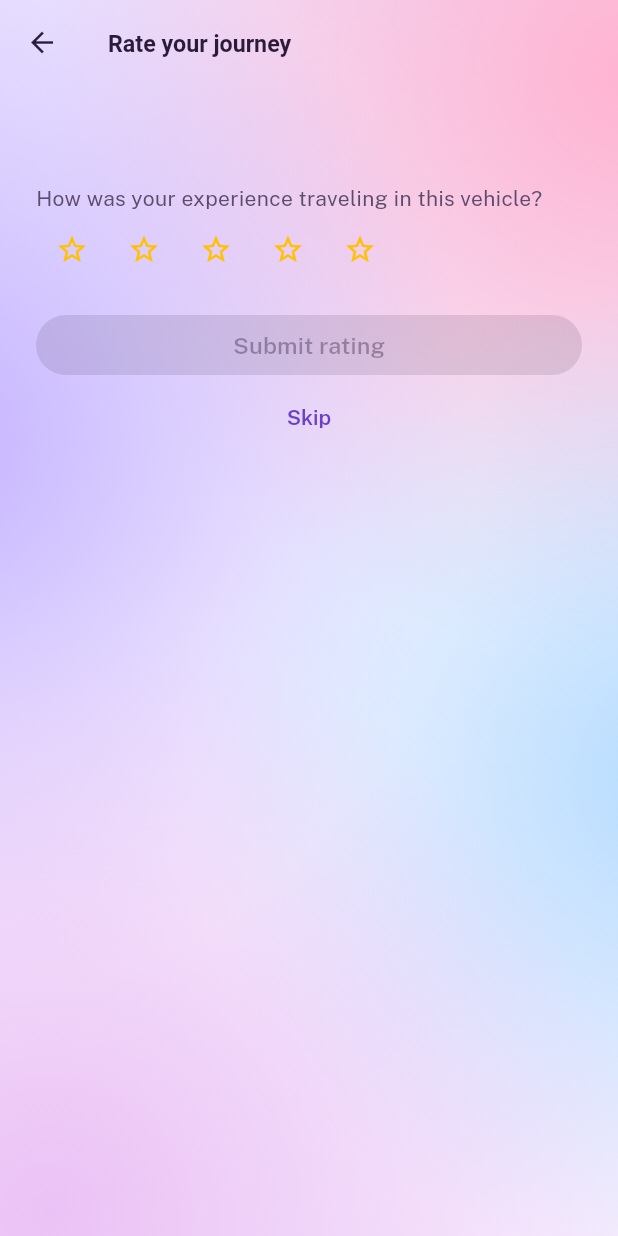
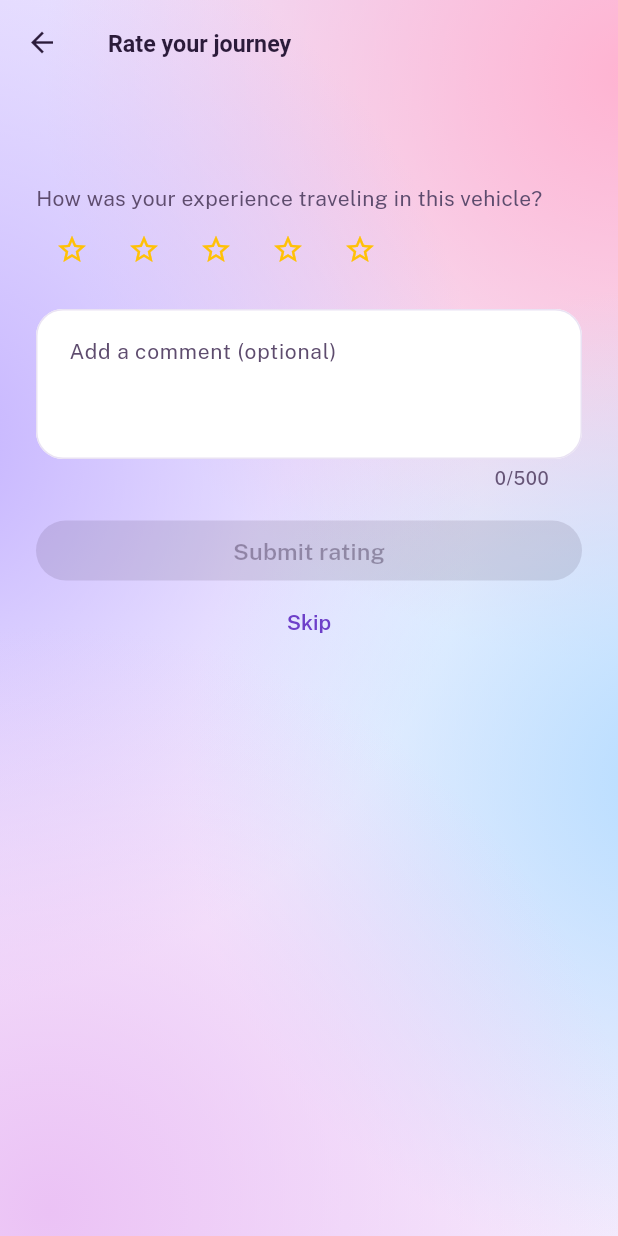
Before and after one commit to Kintsugi-Amica-AI/amica-mobile-app, a Flutter app: the VehicleRatingScreen screen opened directly with empty values, on a phone screen of 412 x 824 dp. Run offline on Flutter 3.47's test engine with Material 3 defaults, Android fonts, the phone set to English and light mode, and no system bars; our stand-ins replace camera, cloud_firestore, cloud_functions, firebase_auth, firebase_core, firebase_messaging and 9 more; missing offline and left inert: google_mlkit_text_recognition, tflite_flutter; accounts and stored records are empty; project files that could hold a hidden picture were left out.

Commit message:
feat: Enhance vehicle rating and plate scanning features with comments and logging

```diff
--- a/lib/features/plate_scan/screens/vehicle_rating_screen.dart
+++ b/lib/features/plate_scan/screens/vehicle_rating_screen.dart
@@ -76,6 +76,10 @@ class VehicleRatingScreen extends StatefulWidget {
 }
 
 class _VehicleRatingScreenState extends State<VehicleRatingScreen> {
+  /// Longest ride comment the app accepts.
+  static const int maxCommentLength = 500;
+
+  final TextEditingController _comment = TextEditingController();
   int _stars = 0;
   bool _saving = false;
   String? _error;
@@ -87,6 +91,12 @@ class _VehicleRatingScreenState extends State<VehicleRatingScreen> {
     _loc = AppLocalizations.of(context);
   }
 
+  @override
+  void dispose() {
+    _comment.dispose();
+    super.dispose();
+  }
+
   Future<void> _save() async {
     setState(() {
       _saving = true;
@@ -94,7 +104,8 @@ class _VehicleRatingScreenState extends State<VehicleRatingScreen> {
     });
     try {
       await const VehicleJourneyService()
-          .submitRating(widget.journeyId, widget.plate, _stars);
+          .submitRating(widget.journeyId, widget.plate, _stars,
+              comment: _comment.text);
       if (mounted) {
         ScaffoldMessenger.of(context).showSnackBar(
             SnackBar(content: Text(_loc.vehicleRatingSubmitted)));
@@ -130,6 +141,22 @@ class _VehicleRatingScreenState extends State<VehicleRatingScreen> {
                             index < _stars ? Icons.star : Icons.star_border,
                             color: Colors.amber),
                       ))),
+          const SizedBox(height: 16),
+          TextField(
+            controller: _comment,
+            enabled: !_saving,
+            minLines: 3,
+            maxLines: 6,
+            maxLength: maxCommentLength,
+            keyboardType: TextInputType.multiline,
+            textCapitalization: TextCapitalization.sentences,
+            decoration: InputDecoration(
+              labelText: _loc.vehicleRatingCommentLabel,
+              hintText: _loc.vehicleRatingCommentHint,
+              alignLabelWithHint: true,
+              border: const OutlineInputBorder(),
+            ),
+          ),
           if (_error != null) Text(_error!),
           const SizedBox(height: 16),
           FilledButton(
--- a/lib/features/plate_scan/services/vehicle_journey_service.dart
+++ b/lib/features/plate_scan/services/vehicle_journey_service.dart
@@ -43,10 +43,31 @@ class VehicleJourneyService {
         'Delivery depends on your SIM and network.';
   }
 
-  Future<void> submitRating(String journeyId, String plate, int stars) async {
+  /// Hard cap on a stored comment, in UTF-16 code units, matching the
+  /// Firestore rule. The rating screen already limits typing to 500
+  /// characters; Sinhala and Tamil letters can take several code units each,
+  /// hence the headroom.
+  static const int maxStoredCommentLength = 1000;
+
+  /// Saves her star rating for a finished ride, with an optional [comment].
+  /// A blank comment is simply left out.
+  Future<void> submitRating(
+    String journeyId,
+    String plate,
+    int stars, {
+    String? comment,
+  }) async {
     final user = FirebaseAuth.instance.currentUser;
     if (user == null) throw StateError('Please log in first.');
     if (stars < 1 || stars > 5) throw ArgumentError('Choose 1 to 5 stars.');
+    var note = comment?.trim() ?? '';
+    if (note.length > maxStoredCommentLength) {
+      var cut = maxStoredCommentLength;
+      // Never split a surrogate pair (emoji) in half.
+      final last = note.codeUnitAt(cut - 1);
+      if (last >= 0xD800 && last <= 0xDBFF) cut--;
+      note = note.substring(0, cut).trimRight();
+    }
     final ref =
         FirebaseFirestore.instance.collection('vehicle_reviews').doc(journeyId);
     try {
@@ -71,6 +92,7 @@ class VehicleJourneyService {
           'userId': user.uid,
           'vehiclePlate': plate,
           'stars': stars,
+          if (note.isNotEmpty) 'comment': note,
           'createdAt': FieldValue.serverTimestamp(),
         });
       }).timeout(const Duration(seconds: 20));
--- a/lib/l10n/app_en.arb
+++ b/lib/l10n/app_en.arb
@@ -562,6 +562,7 @@
   "plateScanEnterTitle": "Enter plate number",
   "plateScanCheckButton": "Check",
   "plateScanInvalidPlate": "Enter a plate like CAB-1234, WP KA-1234 or 65-1234.",
+  "plateScanEmptyPlate": "Type the plate number first.",
   "plateScanConfirmTitle": "Confirm plate number",
   "plateScanConfirmMessage": "Check the plate we read and correct it if needed.",
   "plateScanUnreadMessage": "Couldn't read the plate clearly. Type the number shown on the plate.",
@@ -606,6 +607,8 @@
   "vehicleRatingSaving": "Saving...",
   "vehicleRatingSubmitButton": "Submit rating",
   "vehicleRatingSkipButton": "Skip",
+  "vehicleRatingCommentLabel": "Add a comment (optional)",
+  "vehicleRatingCommentHint": "Anything others should know about this ride or driver?",
 
   "startJourneyFindingAddress": "Pinned. Finding the address...",
   "startJourneyAddressNotFound": "Pinned. No address found here, so type a name for this place.",
--- a/lib/l10n/app_si.arb
+++ b/lib/l10n/app_si.arb
@@ -476,6 +476,7 @@
   "plateScanEnterTitle": "තහඩු අංකය ඇතුළත් කරන්න",
   "plateScanCheckButton": "පරීක්ෂා කරන්න",
   "plateScanInvalidPlate": "CAB-1234, WP KA-1234 හෝ 65-1234 වැනි අංකයක් ඇතුළත් කරන්න.",
+  "plateScanEmptyPlate": "කරුණාකර පළමුව වාහන අංකය ඇතුළත් කරන්න.",
   "plateScanConfirmTitle": "වාහන අංකය තහවුරු කරන්න",
   "plateScanConfirmMessage": "කියවූ අංකය පරීක්ෂා කර අවශ්‍ය නම් නිවැරදි කරන්න.",
   "plateScanUnreadMessage": "අංක තහඩුව පැහැදිලිව කියවිය නොහැකි විය. තහඩුවේ ඇති අංකය ටයිප් කරන්න.",
@@ -517,6 +518,8 @@
   "vehicleRatingSaving": "සුරකිමින්...",
   "vehicleRatingSubmitButton": "ශ්‍රේණිගත කිරීම ඉදිරිපත් කරන්න",
   "vehicleRatingSkipButton": "මඟහරින්න",
+  "vehicleRatingCommentLabel": "අදහසක් එක් කරන්න (අත්‍යවශ්‍ය නොවේ)",
+  "vehicleRatingCommentHint": "මෙම ගමන හෝ රියදුරු ගැන අන් අය දැනගත යුතු යමක් තිබේද?",
 
   "startJourneyFindingAddress": "පින් කළා. ලිපිනය සොයමින්...",
   "startJourneyAddressNotFound": "පින් කළා. මෙහි ලිපිනයක් හමු නොවීය, මෙම ස්ථානයට නමක් ටයිප් කරන්න.",
--- a/lib/l10n/app_ta.arb
+++ b/lib/l10n/app_ta.arb
@@ -476,6 +476,7 @@
   "plateScanEnterTitle": "பலகை எண்ணை உள்ளிடவும்",
   "plateScanCheckButton": "சரிபார்",
   "plateScanInvalidPlate": "CAB-1234, WP KA-1234 அல்லது 65-1234 போன்ற எண்ணை உள்ளிடவும்.",
+  "plateScanEmptyPlate": "முதலில் வாகன எண்ணை உள்ளிடவும்.",
   "plateScanConfirmTitle": "வாகன எண்ணை உறுதிப்படுத்தவும்",
   "plateScanConfirmMessage": "படித்த எண்ணைச் சரிபார்த்து, தேவைப்பட்டால் திருத்தவும்.",
   "plateScanUnreadMessage": "எண் பலகையைத் தெளிவாகப் படிக்க முடியவில்லை. பலகையில் உள்ள எண்ணை உள்ளிடவும்.",
@@ -517,6 +518,8 @@
   "vehicleRatingSaving": "சேமிக்கிறது...",
   "vehicleRatingSubmitButton": "மதிப்பீட்டைச் சமர்ப்பிக்கவும்",
   "vehicleRatingSkipButton": "தவிர்",
+  "vehicleRatingCommentLabel": "கருத்தைச் சேர்க்கவும் (விருப்பத்திற்குரியது)",
+  "vehicleRatingCommentHint": "இந்தப் பயணம் அல்லது ஓட்டுநர் பற்றி மற்றவர்கள் தெரிந்துகொள்ள வேண்டியது ஏதாவது உள்ளதா?",
 
   "startJourneyFindingAddress": "பின் செய்யப்பட்டது. முகவரியைத் தேடுகிறது...",
   "startJourneyAddressNotFound": "பின் செய்யப்பட்டது. இங்கு முகவரி கிடைக்கவில்லை, இந்த இடத்திற்கு ஒரு பெயரைத் தட்டச்சு செய்யவும்.",
```
Also changed, not shown: lib/features/plate_scan/screens/plate_scan_screen.dart (+113 -41 lines), lib/features/plate_scan/services/vehicle_inspector.dart (+17 -4 lines), lib/features/plate_scan/services/yolo_detector.dart (+15 -4 lines), lib/features/plate_scan/utils/vision_log.dart (added, +9 -0 lines), lib/l10n/generated/app_localizations.dart, lib/l10n/generated/app_localizations_en.dart, lib/l10n/generated/app_localizations_si.dart, lib/l10n/generated/app_localizations_ta.dart.
